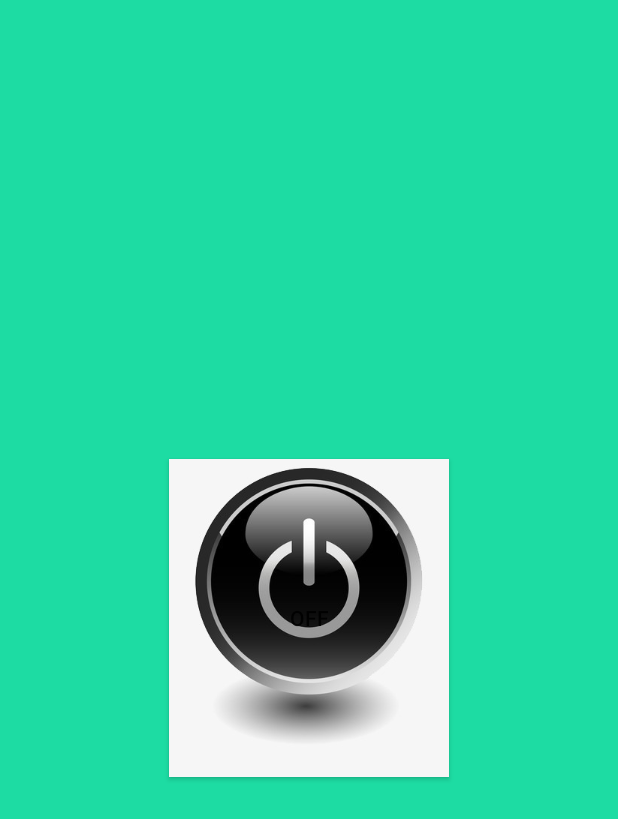
After one commit to vuquoctrong/FlashLight, an Android app: the FlashCameraActivity screen opened directly, with no data from a screen before it, on a phone screen of 412 x 824 dp. The commit adds this screen. Shown: the top 819 px of the screen. Run offline under Robolectric (Android 15) with nearby library versions, the phone set to English and light mode, and no system bars.

Commit message:
Flash camera

```diff
--- a/app/src/main/AndroidManifest.xml
+++ b/app/src/main/AndroidManifest.xml
@@ -1,6 +1,7 @@
 <?xml version="1.0" encoding="utf-8"?>
 <manifest xmlns:android="http://schemas.android.com/apk/res/android"
     package="rikkesoft.trongvu.com.flashlight">
+    <uses-permission android:name="android.permission.CAMERA"></uses-permission>
 
     <application
         android:allowBackup="true"
@@ -22,6 +23,7 @@
         <activity android:name=".BulbtwoActivity">
         </activity>
         <activity android:name=".DenGiaoThongActivity"></activity>
+        <activity android:name=".FlashCameraActivity"></activity>
     </application>
 
 </manifest>
--- /dev/null
+++ b/app/src/main/java/rikkesoft/trongvu/com/flashlight/FlashCameraActivity.java
@@ -0,0 +1,55 @@
+package rikkesoft.trongvu.com.flashlight;
+
+import android.app.Activity;
+import android.hardware.Camera;
+import android.os.Bundle;
+import android.support.annotation.Nullable;
+import android.widget.CompoundButton;
+import android.widget.ImageButton;
+import android.widget.ToggleButton;
+
+import static android.hardware.Camera.Parameters.FLASH_MODE_OFF;
+import static android.hardware.Camera.Parameters.FLASH_MODE_ON;
+
+public class FlashCameraActivity extends Activity implements CompoundButton.OnCheckedChangeListener{
+
+    private ToggleButton tbtn_turnCamera;
+    private Camera camera;
+    private Camera.Parameters parameters;
+    @Override
+    protected void onCreate(@Nullable Bundle savedInstanceState) {
+        super.onCreate(savedInstanceState);
+        setContentView(R.layout.activity_flashcamera);
+        camera = camera.open();
+        parameters = camera.getParameters();
+        init();
+    }
+
+    /*
+    anh xa
+     */
+    private void init(){
+        tbtn_turnCamera = (ToggleButton)findViewById(R.id.tbtn_turnCamera);
+    }
+
+    @Override
+    public void onCheckedChanged(CompoundButton buttonView, boolean isChecked) {
+        if(isChecked){
+            turnCamera();
+        }else {
+            offCamera();
+        }
+    }
+
+    private void offCamera() {
+        parameters.setFlashMode(Camera.Parameters.FLASH_MODE_ON);
+        camera.setParameters(parameters);
+        camera.startPreview();
+    }
+
+    private void turnCamera() {
+        parameters.setFlashMode(Camera.Parameters.FLASH_MODE_OFF);
+        camera.setParameters(parameters);
+        camera.startPreview();
+    }
+}
--- /dev/null
+++ b/app/src/main/res/layout/activity_flashcamera.xml
@@ -0,0 +1,13 @@
+<?xml version="1.0" encoding="utf-8"?>
+<FrameLayout
+    android:background="#1ddca3"
+    android:layout_width="match_parent"
+    android:layout_height="match_parent"
+    xmlns:android="http://schemas.android.com/apk/res/android">
+    <ToggleButton
+        android:layout_gravity="center"
+        android:id="@+id/tbtn_turnCamera"
+        android:background="@drawable/turn"
+        android:layout_width="wrap_content"
+        android:layout_height="wrap_content" />
+</FrameLayout>
```
Also changed, not shown: app/src/main/java/rikkesoft/trongvu/com/flashlight/MenuActivity.java (+9 -0 lines), app/src/main/res/drawable-xhdpi/turn.jpg (added), app/src/main/res/drawable-xhdpi/turn1.png (added).
